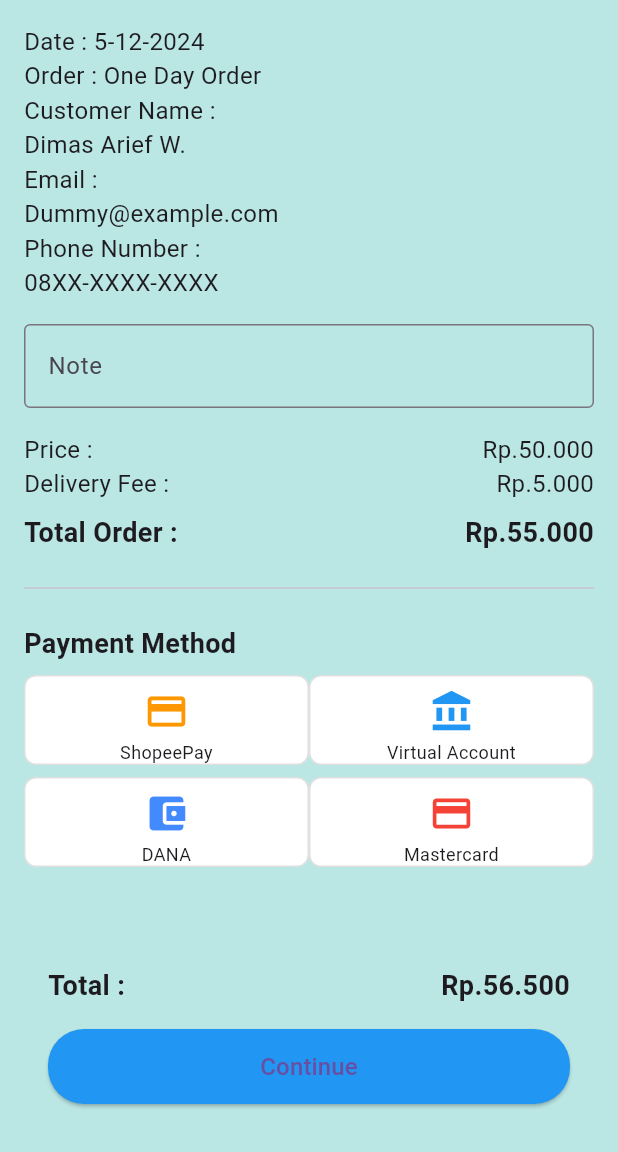
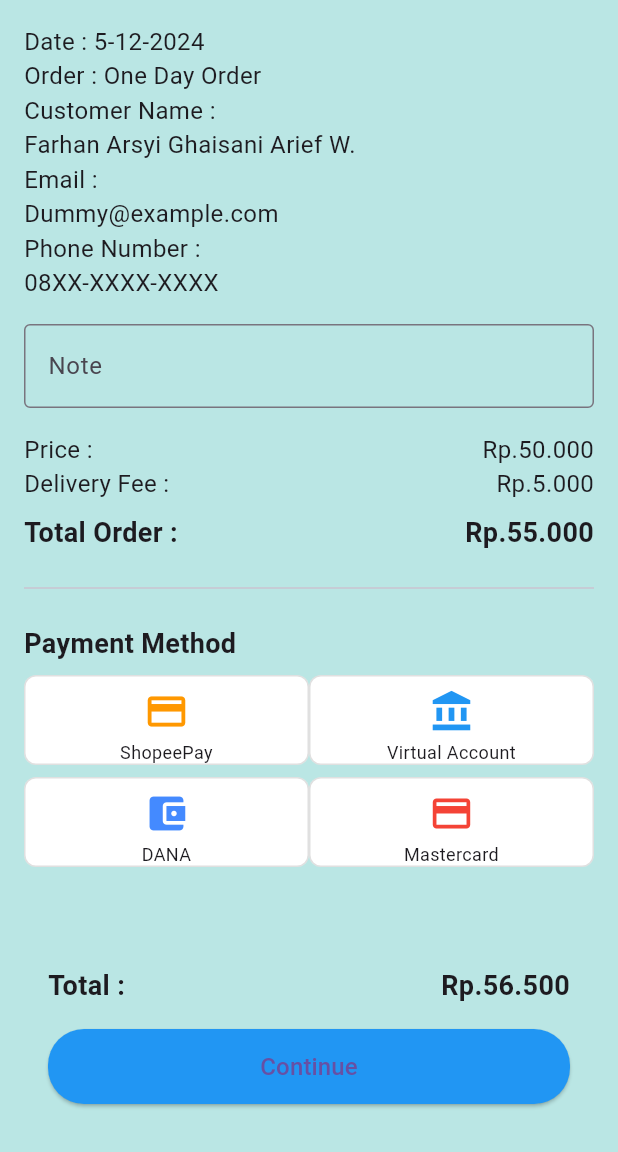
Before and after one commit to farhanghaisani/glowshoess, a Flutter app: the CheckoutPage screen opened directly, on a phone screen of 412 x 824 dp, the part 84-1236 px from its top. Run offline on Flutter 3.47's test engine with Material 3 defaults, Android fonts, the light colour scheme and no system bars; our stand-ins replace audioplayers, cloud_firestore, firebase_auth, firebase_core, firebase_messaging, firebase_storage and 9 more; accounts and stored records are empty.

Commit message:
first commit

```diff
--- a/lib/module/homepage/controller/homepage_controller.dart
+++ b/lib/module/homepage/controller/homepage_controller.dart
@@ -22,7 +22,7 @@ class HomePageController {
   ];
 
   String getUserName() {
-    return 'Dimas Arief W.'; // Return the username
+    return 'Farhan Arsyi Ghaisani Arief W.'; // Return the username
   }
 
   void onCategorySelected(String categoryName) {
--- a/lib/module/payment_page/view/payment_berhasil_view.dart
+++ b/lib/module/payment_page/view/payment_berhasil_view.dart
@@ -26,7 +26,7 @@ class TransactionSuccessPage extends StatelessWidget {
                 crossAxisAlignment: CrossAxisAlignment.start,
                 children: [
                   Text(
-                    'Date : 5-12-2024\nOrder : One Day Order\nCustomer Name :\nDimas Arief W.',
+                    'Date : 5-12-2024\nOrder : One Day Order\nCustomer Name :\nFarhan Arsyi Ghaisani Arief W.',
                     style: TextStyle(fontSize: 16.0),
                   ),
                   Text(
--- a/lib/module/payment_page/view/payment_page_view.dart
+++ b/lib/module/payment_page/view/payment_page_view.dart
@@ -22,7 +22,7 @@ class CheckoutPage extends StatelessWidget {
           crossAxisAlignment: CrossAxisAlignment.start,
           children: [
             Text(
-              'Date : 5-12-2024\nOrder : One Day Order\nCustomer Name :\nDimas Arief W.',
+              'Date : 5-12-2024\nOrder : One Day Order\nCustomer Name :\nFarhan Arsyi Ghaisani Arief W.',
               style: TextStyle(fontSize: 16.0),
             ),
             Text(
--- a/lib/module/profile_page/view/profile_page.dart
+++ b/lib/module/profile_page/view/profile_page.dart
@@ -102,7 +102,7 @@ class _ProfilePageState extends State<ProfilePage> {
                 ),
                 SizedBox(height: 10),
                 Text(
-                  'Dimas Arief W.',
+                  'Farhan Arsyi Ghaisani Arief W.',
                   style: TextStyle(
                     fontSize: 22,
                     fontWeight: FontWeight.bold,
```
